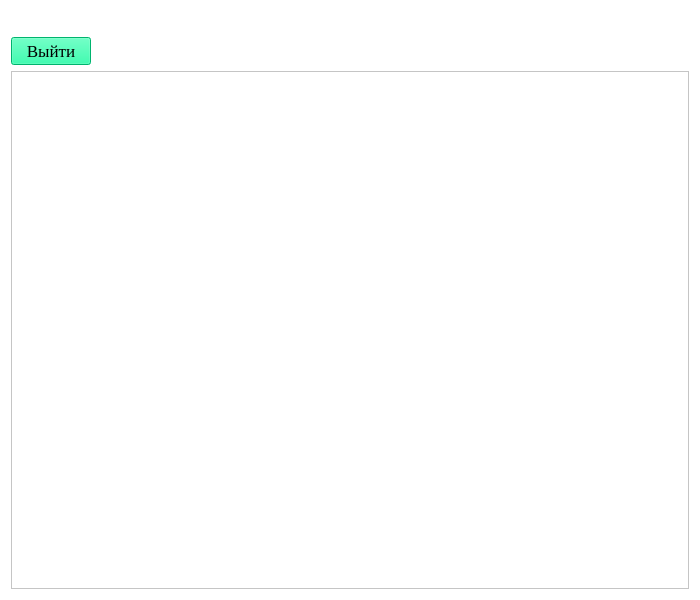
The window that ui/catalog_win.ui (lirthu/demo) describes before a commit, drawn with Qt 5.
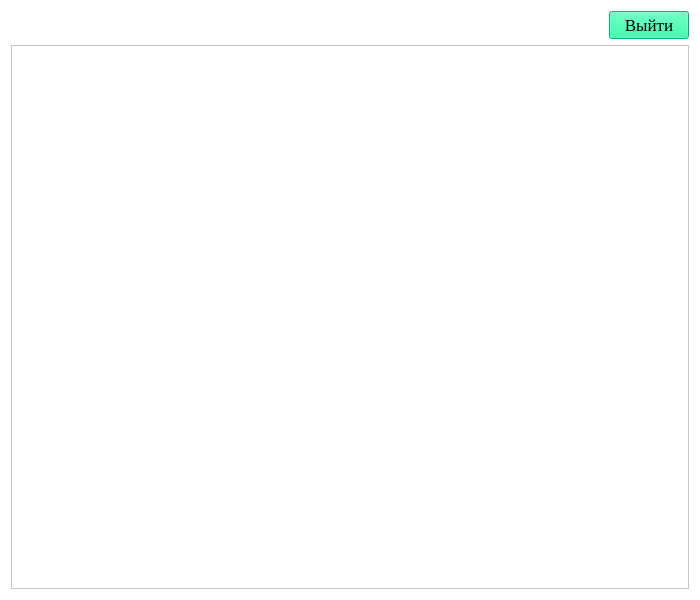
The same window after the commit. Icons and pictures are not drawn.

Patch:
```diff
--- a/ui/catalog_win.ui
+++ b/ui/catalog_win.ui
@@ -23,7 +23,19 @@
    <string notr="true">background-color: rgb(255, 255, 255);</string>
   </property>
   <layout class="QVBoxLayout" name="verticalLayout">
-   <item alignment="Qt::AlignHCenter">
+   <item>
+    <layout class="QGridLayout" name="up_layout">
+     <item row="0" column="2" alignment="Qt::AlignRight">
+      <widget class="QPushButton" name="exit_btn">
+       <property name="styleSheet">
+        <string notr="true">background-color: #00FA9A</string>
+       </property>
+       <property name="text">
+        <string>Выйти</string>
+       </property>
+      </widget>
+     </item>
+     <item row="0" column="1" alignment="Qt::AlignHCenter">
     <widget class="QLabel" name="icon_lable">
      <property name="sizePolicy">
       <sizepolicy hsizetype="Fixed" vsizetype="Fixed">
@@ -51,20 +63,8 @@
      </property>
     </widget>
    </item>
-   <item>
-    <layout class="QGridLayout" name="gridLayout">
      <item row="0" column="0" alignment="Qt::AlignLeft">
-      <widget class="QPushButton" name="exit_btn">
-       <property name="styleSheet">
-        <string notr="true">background-color: #00FA9A</string>
-       </property>
-       <property name="text">
-        <string>Выйти</string>
-       </property>
-      </widget>
-     </item>
-     <item row="0" column="1" alignment="Qt::AlignRight">
-      <widget class="QLabel" name="user_name_lable">
+      <widget class="QLabel" name="name_label">
        <property name="text">
         <string/>
        </property>
@@ -83,7 +83,7 @@
         <x>0</x>
         <y>0</y>
         <width>686</width>
-        <height>529</height>
+        <height>544</height>
        </rect>
       </property>
      </widget>
```
Left out of the diff: 3 changed lines with no effect on the pictures. Lines whose indentation alone changed are shown as unchanged.
